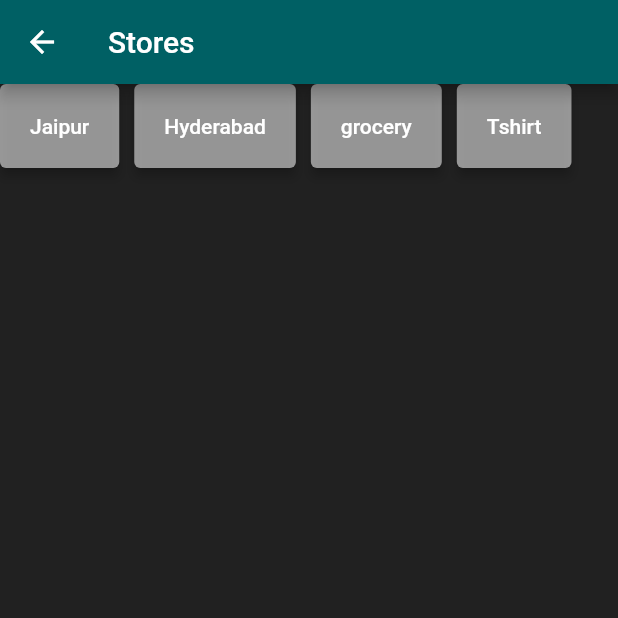
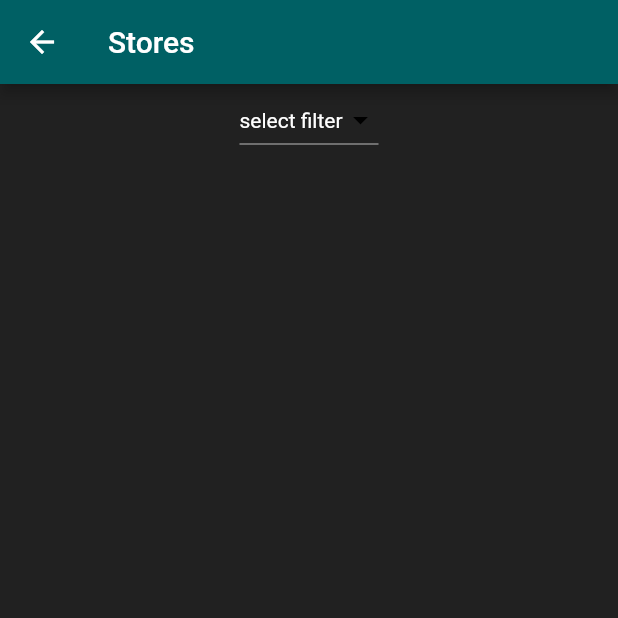
Before and after one commit to jahnaviC1903/store, a Flutter app: the VideoScreen screen opened directly, on a phone screen of 412 x 824 dp, the top half of it. Run offline on Flutter 3.47's test engine with Material 2 defaults, Android fonts, the phone set to English and light mode, and no system bars; our stand-ins replace cloud_firestore, firebase_core, youtube_player_flutter; accounts and stored records are empty.

```diff
--- a/lib/home.dart
+++ b/lib/home.dart
@@ -1,9 +1,9 @@
 import 'package:flutter/material.dart';
 import 'package:cloud_firestore/cloud_firestore.dart';
-import 'package:store/hyderabad.dart';
-import 'package:store/grocery.dart';
-import 'package:store/jaipur.dart';
-import 'package:store/tshirt.dart';
+import 'package:store/filters/hyderabad.dart';
+import 'package:store/filters/grocery.dart';
+import 'package:store/filters/jaipur.dart';
+import 'package:store/filters/tshirt.dart';
 import 'package:youtube_player_flutter/youtube_player_flutter.dart';
 
 class VideoScreen extends StatefulWidget {
@@ -14,7 +14,11 @@ class VideoScreen extends StatefulWidget {
 }
 
 class VideoScreenState extends State<VideoScreen> {
+
   VideoScreenState();
+
+    String selectedFilter;
+
 
   Widget build(BuildContext context) {
     return Scaffold(
@@ -27,76 +31,50 @@ class VideoScreenState extends State<VideoScreen> {
       body:
       Column(
         children: [
-          Row(
-            children: [
-              ElevatedButton(style: ElevatedButton.styleFrom(
+          DropdownButton<String>(
+            value:selectedFilter,
+            items: _dropDownItem(),
+            style: TextStyle(color:Colors.white),
+            iconEnabledColor: Colors.black,
+            onChanged: (value){
+               selectedFilter = value;
+               switch(value){
+                 case "hyderabad":
+                 Navigator.push(
+                   context,
+                   MaterialPageRoute(builder: (context)=> Hyderabad()),
+                 );
+                 break;
+                 case "jaipur":
+                  Navigator.push(
+                   context,
+                   MaterialPageRoute(builder: (context)=> Jaipur()),
+                 );
+                 break;
+                 case "grocery":
+                  Navigator.push(
+                   context,
+                   MaterialPageRoute(builder: (context)=> Grocery()),
+                 );
+                 break;
+                 case "tshirt":
+                  Navigator.push(
+                   context,
+                   MaterialPageRoute(builder: (context)=> Tshirt()),
+                 );
+                 break;
 
-                  primary: Colors.white54, //background color of button
 
-                  elevation: 3, //elevation of button
 
-                  padding: EdgeInsets.all(20) //content padding inside button
-                ),
 
-                onPressed: () {
-                    Navigator.push(context,MaterialPageRoute(builder: (context) => Jaipur(),),);
-                },
-                child: Text("Jaipur")
-              ),
-               SizedBox(
-              height: 5,
-              width:10,
-            ),
-               ElevatedButton(style: ElevatedButton.styleFrom(
+               }
+              },
+              hint: Text("select filter",
+              style: TextStyle(color: Colors.white),),
+               ),
 
-                  primary: Colors.white54, //background color of button
 
-                  elevation: 3, //elevation of button
 
-                  padding: EdgeInsets.all(20) //content padding inside button
-                ),
-
-                onPressed: () {
-                  Navigator.push(context,MaterialPageRoute(builder: (context) => Hyderabad(),),);
-                },
-                child: Text("Hyderabad")
-              ),
-               SizedBox(
-              height: 5,
-              width:10,
-            ),
-              ElevatedButton(style: ElevatedButton.styleFrom(
-
-                  primary: Colors.white54, //background color of button
-
-                  elevation: 3, //elevation of button
-
-                  padding: EdgeInsets.all(20) //content padding inside button
-                ),
-
-                onPressed: () {   Navigator.push(context,MaterialPageRoute(builder: (context) => Grocery(),),);},
-                child: Text("grocery")
-              ),
-               SizedBox(
-              height: 5,
-              width:10,
-            ),
-              ElevatedButton(style: ElevatedButton.styleFrom(
-
-                  primary: Colors.white54, //background color of button
-
-                  elevation: 3, //elevation of button
-
-                  padding: EdgeInsets.all(20) //content padding inside button
-                ),
-
-                onPressed: () {  Navigator.push(context,MaterialPageRoute(builder: (context) => Tshirt(),),);
-                 },
-                child: Text("Tshirt")
-              ),
-            ],
-
-          ),
           Flexible(
           child: StreamBuilder(
               stream: FirebaseFirestore.instance.collection('shop').snapshots(),
@@ -119,7 +97,7 @@ class VideoScreenState extends State<VideoScreen> {
                         mute: false,
                         disableDragSeek: false,
                         loop: false,
-                        isLive: false,
+                        isLive: true,
                         forceHD: false,
                       ),
                     );
@@ -132,6 +110,7 @@ class VideoScreenState extends State<VideoScreen> {
                             Padding(
                               padding: EdgeInsets.only(top: 20, bottom: 5,),
                               child: Text(document['store'],
+                              style: TextStyle (color: Colors.white),
 
                               ),
 
@@ -152,4 +131,20 @@ class VideoScreenState extends State<VideoScreen> {
         ],
       ),    );
   }
+  List<DropdownMenuItem<String>> _dropDownItem() {
+              List<String> filters= ["hyderabad","jaipur","grocery","tshirt"];
+              return filters.map(
+                (value) =>
+                DropdownMenuItem(
+                  value: value,
+                  child: Text(value,
+                 style: TextStyle(color:Colors.grey[800]), ),
+
+
+
+              )
+              ).toList();
+            }
+
+
 }
```
